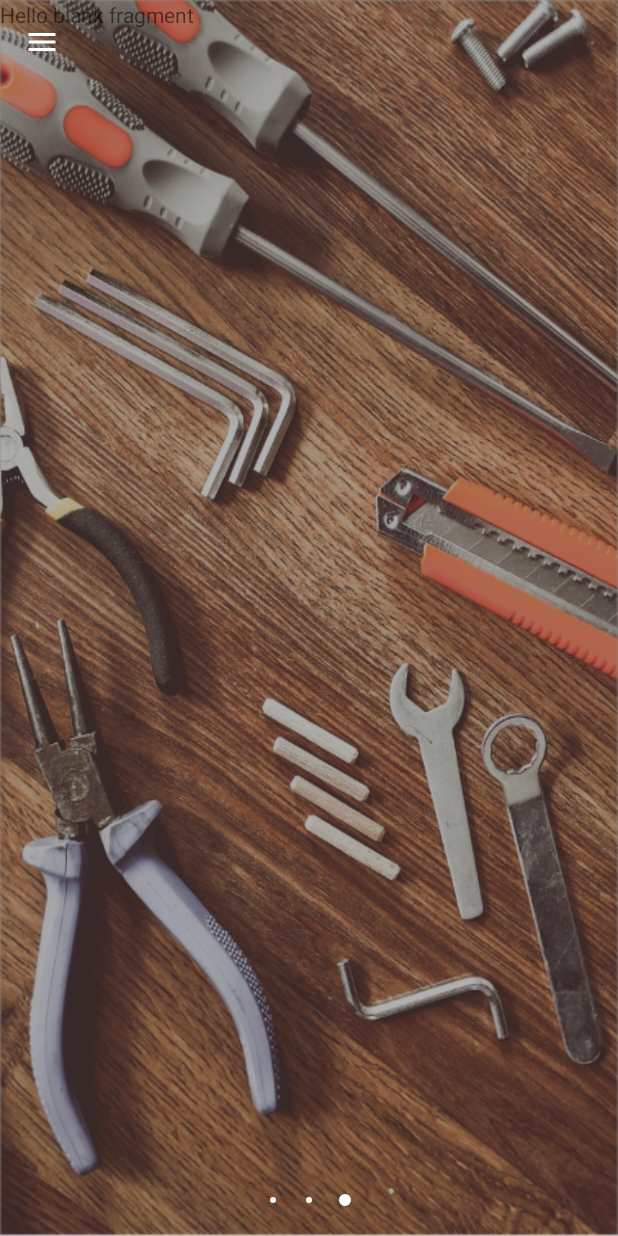
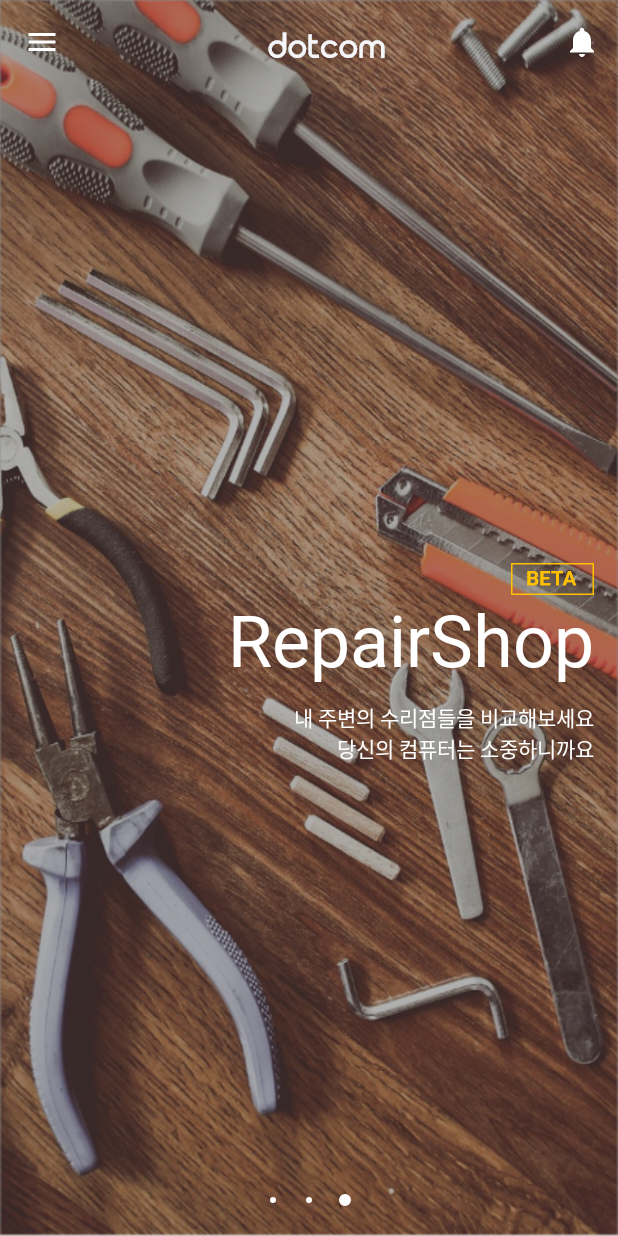
Before and after one commit to luvHaze/projectDotcom, an Android app: the MenuActivity screen opened directly, with no data from a screen before it, item 3 of the bottom bar chosen, on a phone screen of 412 x 824 dp. Run offline under Robolectric (Android 15) with nearby library versions, the phone set to English and light mode, and no system bars.

Commit message:
DAY1.2 로그인 화면 VideoView로 배경화면 동영상으로 함        (다른 동영상 목록 필요)
DAY1.3 ViewPager로 메인메뉴 뼈대 설계

DAY1.4 메인메뉴 인디케이터, 앱바 생성
       페이지 구성 대부분 완료
       * TODO (시작하기 버튼, 로그인창 Exoplayer 교체)

```diff
--- a/Dotcom/app/src/main/java/luv/zoey/dotcom/LoginActivity.kt
+++ b/Dotcom/app/src/main/java/luv/zoey/dotcom/LoginActivity.kt
@@ -32,6 +32,8 @@ class LoginActivity : AppCompatActivity() {
         super.onCreate(savedInstanceState)
         setContentView(R.layout.activity_login)
 
+        //TODO ExoPlayer 로 교체
+
          mVideoView = findViewById(R.id.videoView)
 
         val uri = Uri.parse("android.resource://${packageName}/${R.raw.vi0}")
--- a/Dotcom/app/src/main/java/luv/zoey/dotcom/MenuActivity.kt
+++ b/Dotcom/app/src/main/java/luv/zoey/dotcom/MenuActivity.kt
@@ -1,9 +1,11 @@
 package luv.zoey.dotcom
 
+import android.content.Intent
 import androidx.appcompat.app.AppCompatActivity
 import android.os.Bundle
 import android.view.Menu
 import android.view.MenuInflater
+import android.view.MenuItem
 import androidx.appcompat.widget.Toolbar
 import androidx.fragment.app.FragmentPagerAdapter
 import com.google.android.material.tabs.TabLayout
@@ -28,13 +30,12 @@ class MenuActivity : AppCompatActivity() {
     private fun init() {
         // [액션바] 초기화 단계
         setSupportActionBar(toolbar)
-        supportActionBar?.setDisplayHomeAsUpEnabled(true)
-        supportActionBar?.setHomeAsUpIndicator(R.drawable.ic_menu_black_24dp);
-        supportActionBar?.setDisplayShowTitleEnabled(false)
 
-
-
-
+        supportActionBar?.apply {
+            setDisplayHomeAsUpEnabled(true)
+            setHomeAsUpIndicator(R.drawable.ic_menu_black_24dp)
+            setDisplayShowTitleEnabled(false)
+        }
         // [페이지뷰] 초기화 단계
         fragmentAdapter.apply {
             addItem(Fragment_Matching())
@@ -46,13 +47,19 @@ class MenuActivity : AppCompatActivity() {
         mainMenu_Indicator.setupWithViewPager(mainMenu_ViewPager, true)
     }
 
+
+
     override fun onCreateOptionsMenu(menu: Menu?): Boolean {
 
         var menuInflater = menuInflater
+        menuInflater.inflate(R.menu.toolbar_menu,menu)
 
-
-
+        return true
     }
 
+    override fun onOptionsItemSelected(item: MenuItem): Boolean {
 
+        //TODO 나의 수리현황으로 이동
+        return true
+    }
 }
--- /dev/null
+++ b/Dotcom/app/src/main/res/drawable/ic_notifications_24dp.xml
@@ -0,0 +1,9 @@
+<vector xmlns:android="http://schemas.android.com/apk/res/android"
+        android:width="24dp"
+        android:height="24dp"
+        android:viewportWidth="24.0"
+        android:viewportHeight="24.0">
+    <path
+        android:fillColor="#FFFFFFFF"
+        android:pathData="M12,22c1.1,0 2,-0.9 2,-2h-4c0,1.1 0.89,2 2,2zM18,16v-5c0,-3.07 -1.64,-5.64 -4.5,-6.32L13.5,4c0,-0.83 -0.67,-1.5 -1.5,-1.5s-1.5,0.67 -1.5,1.5v0.68C7.63,5.36 6,7.92 6,11v5l-2,2v1h16v-1l-2,-2z"/>
+</vector>
--- a/Dotcom/app/src/main/res/layout/activity_menu.xml
+++ b/Dotcom/app/src/main/res/layout/activity_menu.xml
@@ -11,9 +11,36 @@
         android:layout_width="match_parent"
         android:layout_height="?attr/actionBarSize"
         android:elevation="4dp"
+
         app:layout_constraintStart_toStartOf="parent"
         app:layout_constraintTop_toTopOf="parent">
 
+        <androidx.constraintlayout.widget.ConstraintLayout
+            android:layout_width="match_parent"
+            android:layout_height="match_parent"
+            >
+
+            <!--<Button
+                android:id="@+id/nevigation_button"
+                android:layout_width="24dp"
+                android:layout_height="24dp"
+                android:layout_marginStart="16dp"
+                android:background="@drawable/ic_menu_black_24dp"
+                android:gravity="center"
+                app:layout_constraintBottom_toBottomOf="parent"
+                app:layout_constraintStart_toStartOf="parent"
+                app:layout_constraintTop_toTopOf="parent" />-->
+
+            <ImageView
+                android:layout_width="wrap_content"
+                android:layout_height="wrap_content"
+                android:src="@drawable/dotcom"
+                app:layout_constraintBottom_toBottomOf="parent"
+                app:layout_constraintEnd_toEndOf="parent"
+                app:layout_constraintStart_toStartOf="parent"
+                app:layout_constraintTop_toTopOf="parent" />
+
+        </androidx.constraintlayout.widget.ConstraintLayout>
     </androidx.appcompat.widget.Toolbar>
 
     <androidx.viewpager.widget.ViewPager
@@ -25,7 +52,6 @@
         app:layout_constraintHorizontal_bias="0.0"
         app:layout_constraintStart_toStartOf="parent"
         app:layout_constraintTop_toTopOf="parent">
-
 
     </androidx.viewpager.widget.ViewPager>
 
--- a/Dotcom/app/src/main/res/layout/fragment__repair_shop.xml
+++ b/Dotcom/app/src/main/res/layout/fragment__repair_shop.xml
@@ -1,15 +1,46 @@
 <?xml version="1.0" encoding="utf-8"?>
-<FrameLayout xmlns:android="http://schemas.android.com/apk/res/android"
+<androidx.constraintlayout.widget.ConstraintLayout xmlns:android="http://schemas.android.com/apk/res/android"
+    xmlns:app="http://schemas.android.com/apk/res-auto"
     xmlns:tools="http://schemas.android.com/tools"
     android:layout_width="match_parent"
     android:layout_height="match_parent"
     android:background="@drawable/background_repairshop"
     tools:context=".fragment.Fragment_RepairShop">
 
-    <!-- TODO: Update blank fragment layout -->
+    <ImageView
+        android:layout_width="wrap_content"
+        android:layout_height="wrap_content"
+        android:layout_marginBottom="60dp"
+        android:src="@drawable/ic_beta"
+        app:layout_constraintBottom_toBottomOf="@+id/textView"
+        app:layout_constraintEnd_toEndOf="@+id/textView" />
+
     <TextView
-        android:layout_width="match_parent"
-        android:layout_height="match_parent"
-        android:text="@string/hello_blank_fragment" />
+        android:id="@+id/textView"
+        android:layout_width="wrap_content"
+        android:layout_height="wrap_content"
+        android:layout_marginTop="400dp"
+        android:layout_marginEnd="16dp"
+        android:fontFamily="@font/notosanscjkkrblack"
+        android:includeFontPadding="false"
+        android:text="RepairShop"
+        android:textColor="#ffffff"
+        android:textSize="48sp"
+        app:layout_constraintEnd_toEndOf="parent"
+        app:layout_constraintTop_toTopOf="parent" />
 
-</FrameLayout>
+    <TextView
+        android:layout_width="wrap_content"
+        android:layout_height="wrap_content"
+        android:layout_marginTop="68dp"
+        android:fontFamily="@font/notosanscjkkrdemilight"
+        android:includeFontPadding="false"
+        android:text="@string/repairshop_explain"
+
+        android:textAlignment="viewEnd"
+        android:textColor="#ffffff"
+        android:textSize="14sp"
+        app:layout_constraintEnd_toEndOf="@+id/textView"
+        app:layout_constraintTop_toTopOf="@+id/textView" />
+
+</androidx.constraintlayout.widget.ConstraintLayout>
--- a/Dotcom/app/src/main/res/layout/login_set.xml
+++ b/Dotcom/app/src/main/res/layout/login_set.xml
@@ -4,7 +4,7 @@
     xmlns:tools="http://schemas.android.com/tools"
     android:layout_width="match_parent"
     android:layout_height="match_parent"
-    android:background="#000000">
+    android:background="#00000000">
 
     <ImageView
         android:id="@+id/imageView"
--- a/Dotcom/app/src/main/res/menu/toolbar_menu.xml
+++ b/Dotcom/app/src/main/res/menu/toolbar_menu.xml
@@ -3,7 +3,7 @@
     xmlns:app="http://schemas.android.com/apk/res-auto">
 
     <item android:id="@+id/item_alarm"
-        android:icon="@drawable/ic_wb_sunny_black_24dp"
+        android:icon="@drawable/ic_notifications_24dp"
         android:iconTint="#ffffff"
         app:showAsAction="always"
         android:title="alarm" />
--- a/Dotcom/app/src/main/res/values/strings.xml
+++ b/Dotcom/app/src/main/res/values/strings.xml
@@ -4,4 +4,6 @@
     <!-- TODO: Remove or change this placeholder text -->
     <string name="hello_blank_fragment">Hello blank fragment</string>
     <string name="matching_explain">고장진단부터 한 단계식 진행\n합리적인 가격에 수리점 매칭까지</string>
+    <string name="caseshare_explain">유저들과 사례를 공유해서 자신의 증상을 알아보고\n 수리비용을 가늠해 보세요</string>
+    <string name="repairshop_explain">내 주변의 수리점들을 비교해보세요\n 당신의 컴퓨터는 소중하니까요</string>
 </resources>
```
Also changed, not shown: Dotcom/app/src/main/res/layout/fragment__case_sharing.xml (+32 -0 lines), Dotcom/app/src/main/res/drawable-hdpi/dotcom.png (added), Dotcom/app/src/main/res/drawable-ldpi/dotcom.png (added), Dotcom/app/src/main/res/drawable-mdpi/dotcom.png, Dotcom/app/src/main/res/drawable-xhdpi/dotcom.png, Dotcom/app/src/main/res/drawable-xxhdpi/dotcom.png, Dotcom/app/src/main/res/drawable-xxxhdpi/dotcom.png.
